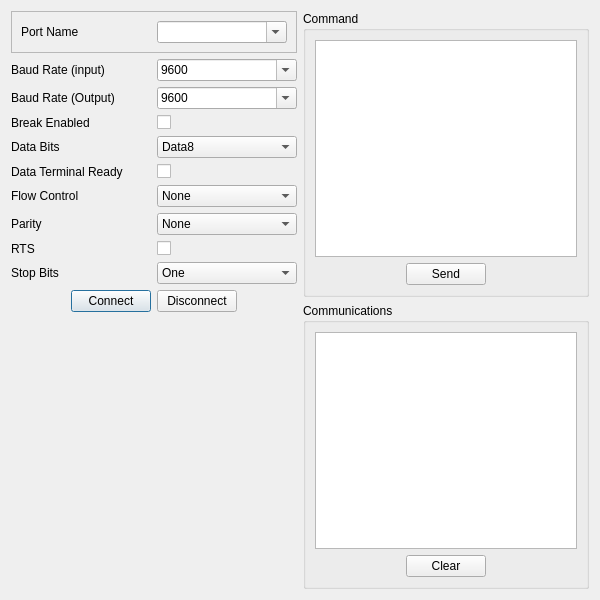
textbrowser/glitch, file UI/glitch-serial-port-window.ui: the form before one commit.
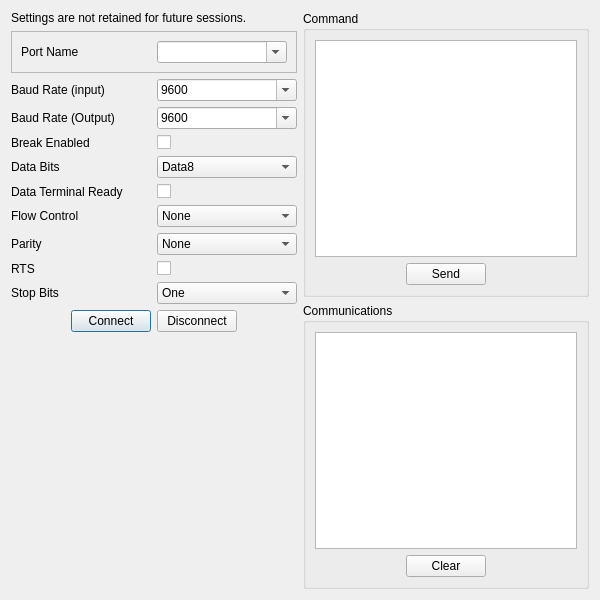
The form after the commit. Icons and pictures are not drawn.

What changed in the file:
```diff
--- a/UI/glitch-serial-port-window.ui
+++ b/UI/glitch-serial-port-window.ui
@@ -22,6 +22,16 @@
     <layout class="QVBoxLayout" name="verticalLayout_4">
      <item>
       <layout class="QVBoxLayout" name="verticalLayout">
+       <item>
+        <widget class="QLabel" name="label_11">
+         <property name="text">
+          <string>Settings are not retained for future sessions.</string>
+         </property>
+         <property name="wordWrap">
+          <bool>true</bool>
+         </property>
+        </widget>
+       </item>
        <item>
         <widget class="QFrame" name="frame">
          <property name="frameShape">
```
